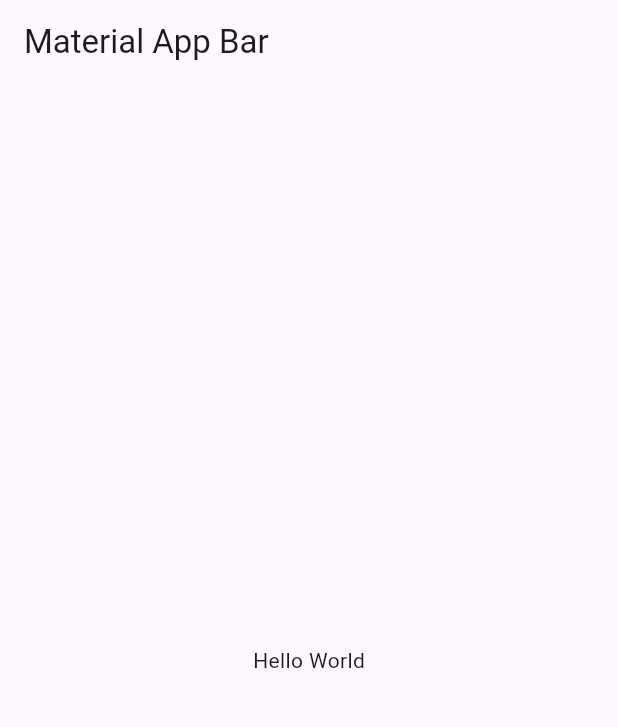
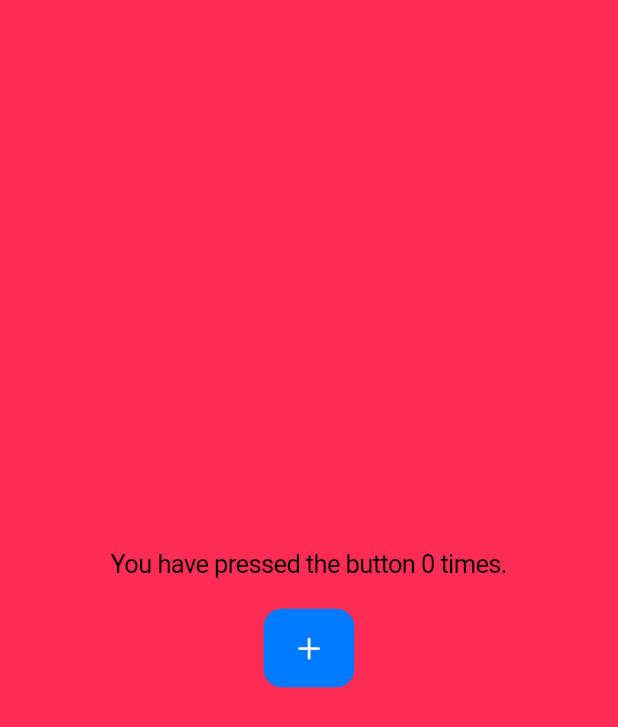
Before and after one commit to G-Jhojan/mi_primera_aplicacion_web, a Flutter app: the screen it shows after launch, on a phone screen of 412 x 824 dp. Shown: the top 727 px of the screen. Run offline on Flutter 3.47's test engine with Material 3 defaults, Android fonts, the phone set to English and light mode, and no system bars; our stand-ins replace fluro.

Commit message:
un poco de cupertino

```diff
--- a/lib/main.dart
+++ b/lib/main.dart
@@ -1,22 +1,98 @@
-import 'package:flutter/material.dart';
+//import 'package:flutter/material.dart';
+//import 'package:mi_primera_pagina_web/ui/pages/home_page.dart';
+//
+//void main() => runApp(const MyApp());
+//
+//class MyApp extends StatelessWidget {
+//  const MyApp({super.key});
+//
+//  @override
+//  Widget build(BuildContext context) {
+//    return MaterialApp(
+//      debugShowCheckedModeBanner: false,
+//      title: 'Material App',
+//      home: Scaffold(
+//        appBar: AppBar(
+//          title: const Text('Material App Bar'),
+//        ),
+//        body: const HomePage()
+//      ),
+//    );
+//  }
+//}
+//
 
-void main() => runApp(const MyApp());
+import 'package:flutter/cupertino.dart';
 
-class MyApp extends StatelessWidget {
-  const MyApp({super.key});
+/// Flutter code sample for [CupertinoPageScaffold].
+
+void main() => runApp(const PageScaffoldApp());
+
+class PageScaffoldApp extends StatelessWidget {
+  const PageScaffoldApp({super.key});
 
   @override
   Widget build(BuildContext context) {
-    return MaterialApp(
-      title: 'Material App',
-      home: Scaffold(
-        appBar: AppBar(
-          title: const Text('Material App Bar'),
-        ),
-        body: const Center(
-          child: Text('Hello World'),
+    return const CupertinoApp(
+      theme: CupertinoThemeData(brightness: Brightness.light),
+      home: PageScaffoldExample(),
+    );
+  }
+}
+
+class PageScaffoldExample extends StatefulWidget {
+  const PageScaffoldExample({super.key});
+
+  @override
+  State<PageScaffoldExample> createState() => _PageScaffoldExampleState();
+}
+
+class _PageScaffoldExampleState extends State<PageScaffoldExample> {
+  int _count = 0;
+
+  @override
+  Widget build(BuildContext context) {
+    return CupertinoPageScaffold(
+      backgroundColor: CupertinoColors.systemPink,
+      child: Center(
+        child: Column(
+          mainAxisAlignment: MainAxisAlignment.center,
+          children: <Widget>[
+            Center(
+              child: Text('You have pressed the button $_count times.'),
+            ),
+            const SizedBox(height: 20.0),
+            Center(
+
+              child: CupertinoButton.filled(
+              child: const Icon(CupertinoIcons.add),
+               onPressed: () {
+                    Navigator.of(context).push(
+                      CupertinoPageRoute<void>(
+                        builder: (BuildContext context) {
+                          return const Home();
+                        },
+                      ),
+                    );
+                  },
+                //child: const Icon(CupertinoIcons.add),
+              ),
+            ),
+          ],
         ),
       ),
     );
   }
 }
+
+
+class Home extends StatelessWidget {
+  const Home({super.key});
+
+  @override
+  Widget build(BuildContext context) {
+    return  CupertinoPageScaffold(
+      child: Center(),
+    );
+  }
+}
```
Also changed, not shown: lib/routers/router.dart (added, +101 -0 lines), lib/routers/router_handlers.dart (added, +9 -0 lines), lib/ui/pages/home_page.dart (added, +13 -0 lines), pubspec.yaml (+4 -12 lines), pubspec.lock.
